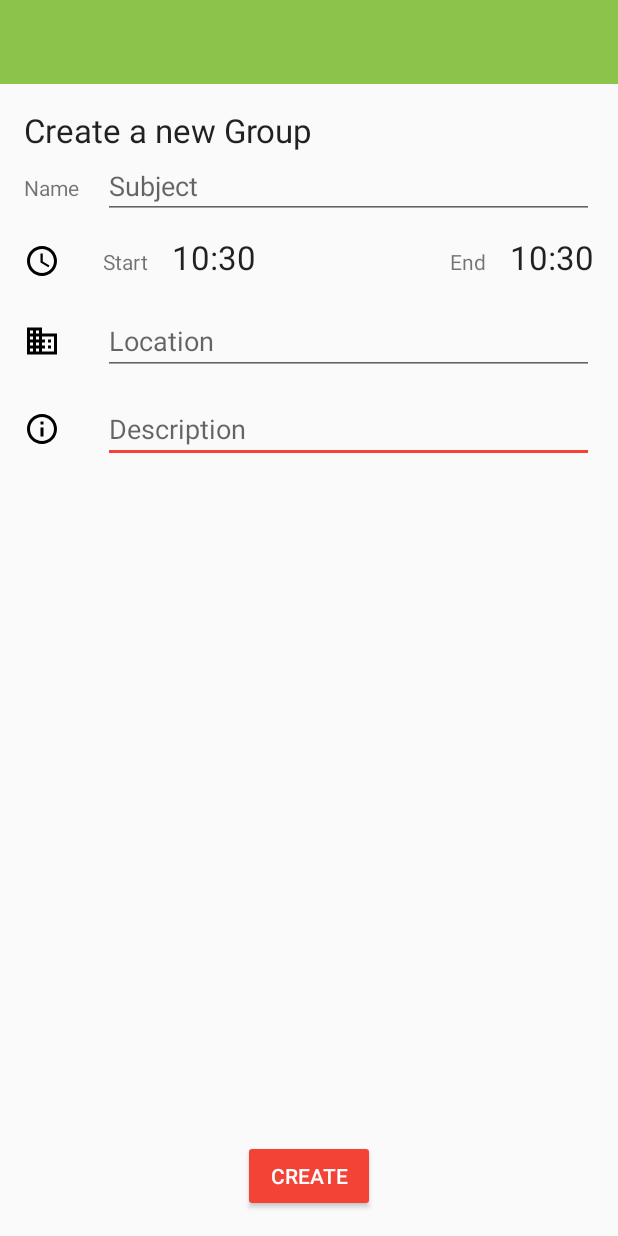
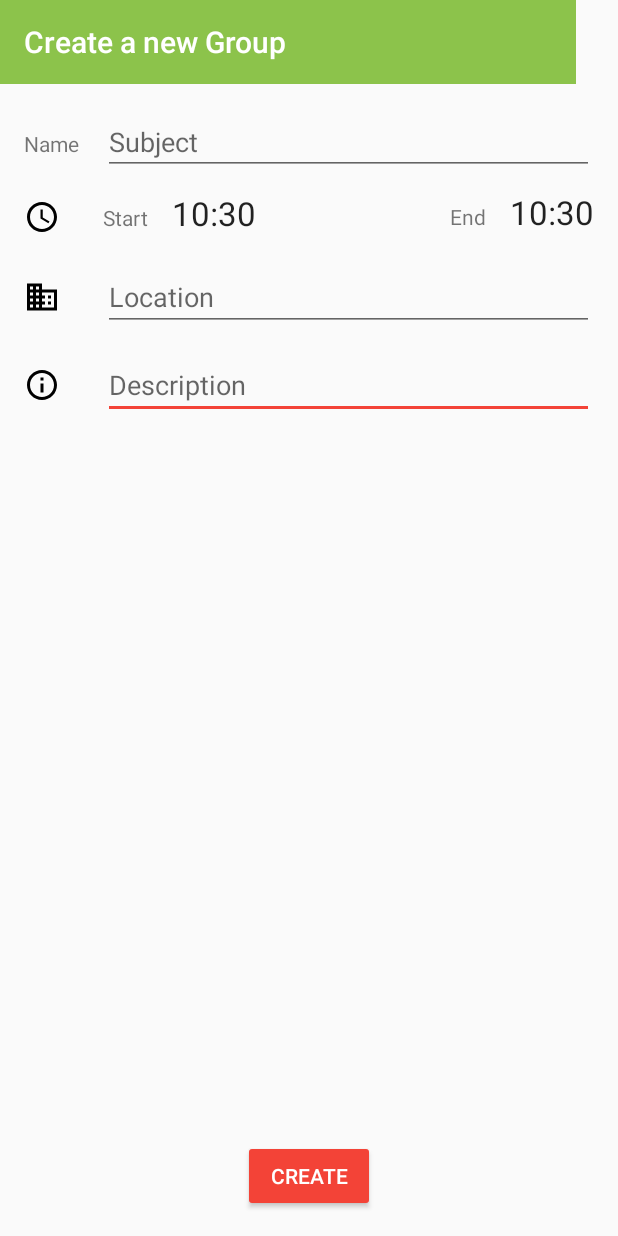
Before and after one commit to Alexxx111/Uni-App, an Android app: the CreateEventActivity screen opened directly, with no data from a screen before it, on a phone screen of 412 x 824 dp. Run offline under Robolectric (Android 15) with nearby library versions, the phone set to English and light mode, and no system bars; our stand-ins replace Firebase (no records; nobody signed in at launch, a user with empty details on screens opened directly).

```diff
--- a/UniMate/app/src/main/AndroidManifest.xml
+++ b/UniMate/app/src/main/AndroidManifest.xml
@@ -47,7 +47,7 @@
         -->
         <meta-data
             android:name="com.google.android.maps.v2.API_KEY"
-            android:value="@string/google_maps_key" />
+            android:value="AIzaSyAPPtW1j7lYJPkdT1BvGzd_XKUrJdJ_Dik" />
 
     </application>
 
--- a/UniMate/app/src/main/res/layout/activity_create_group.xml
+++ b/UniMate/app/src/main/res/layout/activity_create_group.xml
@@ -80,7 +80,9 @@
         app:layout_constraintRight_toRightOf="parent"
         app:layout_constraintLeft_toRightOf="@+id/textView6"
         android:layout_marginStart="16dp"
-        app:layout_constraintTop_toBottomOf="@+id/textView" />
+        app:layout_constraintHorizontal_bias="0.46"
+        android:layout_marginTop="16dp"
+        app:layout_constraintTop_toBottomOf="@+id/toolbar3" />
 
     <TextView
         android:layout_width="wrap_content"
@@ -144,26 +146,15 @@
         app:layout_constraintTop_toBottomOf="@+id/location_text"
         android:contentDescription="@string/description" />
 
-    <TextView
-        android:text="@string/newGroup"
-        android:layout_width="wrap_content"
-        android:layout_height="wrap_content"
-        android:id="@+id/textView"
-        android:layout_marginStart="16dp"
-        app:layout_constraintLeft_toLeftOf="parent"
-        android:textAppearance="@android:style/TextAppearance.DeviceDefault.Large"
-        app:layout_constraintTop_toBottomOf="@+id/toolbar3"
-        android:layout_marginTop="16dp" />
-
     <android.support.v7.widget.Toolbar
-        android:layout_width="0dp"
+        android:layout_width="384dp"
         android:layout_height="wrap_content"
         android:background="?attr/colorPrimary"
         android:theme="?attr/actionBarTheme"
         android:minHeight="?attr/actionBarSize"
         android:id="@+id/toolbar3"
-        app:layout_constraintTop_toTopOf="parent"
-        app:layout_constraintLeft_toLeftOf="parent"
-        app:layout_constraintRight_toRightOf="parent" />
+        app:title="@string/newGroup"
+        tools:layout_editor_absoluteY="0dp"
+        tools:layout_editor_absoluteX="0dp" />
 
 </android.support.constraint.ConstraintLayout>
```
Also changed, not shown: UniMate/app/src/main/java/com/unimate/CreateEventActivity.java (+23 -4 lines), UniMate/app/src/main/res/layout/list_element.xml (+17 -3 lines).
